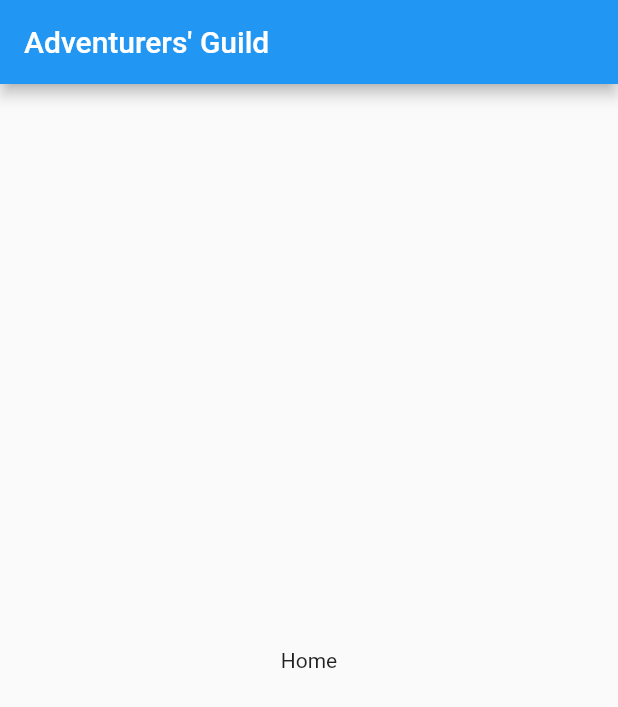
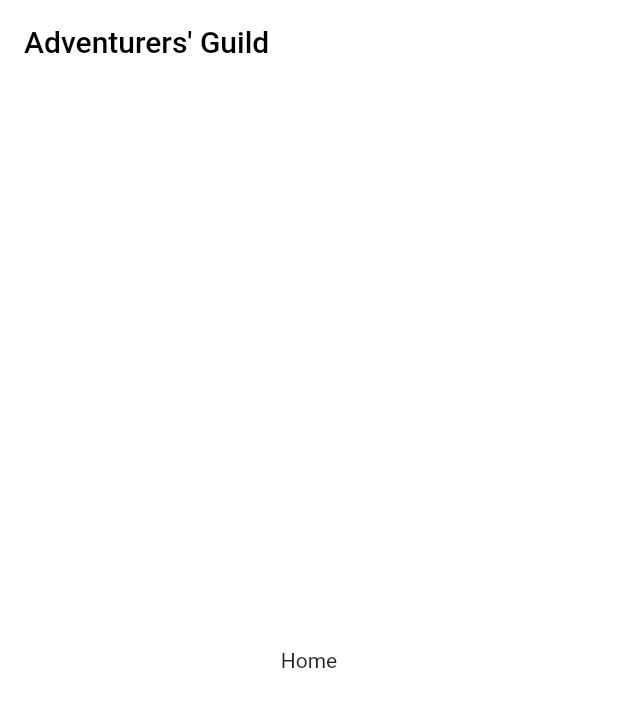
Before and after one commit to rezaageng/adventurers_guild, a Flutter app: the screen it shows after launch, on a phone screen of 412 x 824 dp. Shown: the top 707 px of the screen. Run offline on Flutter 3.47's test engine with Material 2 defaults, Android fonts, the phone set to English and light mode, and no system bars; Roboto replaces fonts that are missing (NotoSansJP).

Commit message:
feat(theme): :sparkles: add theme

```diff
--- a/lib/main.dart
+++ b/lib/main.dart
@@ -1,4 +1,6 @@
-import 'package:adventurers_guild/screen/home.dart';
+import 'screen/home.dart';
+import 'theme/dark_theme.dart';
+import 'theme/light_theme.dart';
 import 'package:flutter/material.dart';
 
 void main() {
@@ -11,10 +13,11 @@ class MyApp extends StatelessWidget {
   @override
   Widget build(BuildContext context) {
     return MaterialApp(
+      debugShowCheckedModeBanner: false,
       title: 'Adventurers\' Guild',
-      theme: ThemeData(
-        primarySwatch: Colors.blue,
-      ),
+      theme: lightTheme,
+      darkTheme: darkTheme,
+      themeMode: ThemeMode.system,
       home: const Home(),
     );
   }
--- /dev/null
+++ b/lib/theme/dark_theme.dart
@@ -0,0 +1,17 @@
+import 'package:flutter/material.dart';
+import 'package:flutter/services.dart';
+
+ThemeData darkTheme = ThemeData(
+  colorScheme: const ColorScheme.dark(
+      primary: Color.fromRGBO(18, 18, 18, 1), secondary: Colors.orange),
+  appBarTheme: const AppBarTheme(
+    elevation: 0,
+    systemOverlayStyle: SystemUiOverlayStyle(
+      statusBarColor: Colors.transparent,
+      statusBarIconBrightness: Brightness.light,
+    ),
+  ),
+  canvasColor: const Color.fromRGBO(18, 18, 18, 1),
+  cardTheme: const CardTheme(color: Color.fromRGBO(24, 24, 24, 1)),
+  fontFamily: 'NotoSansJP',
+);
--- /dev/null
+++ b/lib/theme/light_theme.dart
@@ -0,0 +1,22 @@
+import 'package:flutter/material.dart';
+import 'package:flutter/services.dart';
+
+ThemeData lightTheme = ThemeData(
+  colorScheme: const ColorScheme.light(
+    primary: Colors.white,
+    secondary: Colors.orange,
+  ),
+  appBarTheme: const AppBarTheme(
+    foregroundColor: Colors.black,
+    elevation: 0,
+    systemOverlayStyle: SystemUiOverlayStyle(
+      statusBarColor: Colors.transparent,
+      statusBarIconBrightness: Brightness.dark,
+    ),
+  ),
+  canvasColor: Colors.white,
+  textTheme: const TextTheme(
+    headline6: TextStyle(color: Colors.black),
+  ),
+  fontFamily: 'NotoSansJP',
+);
```
